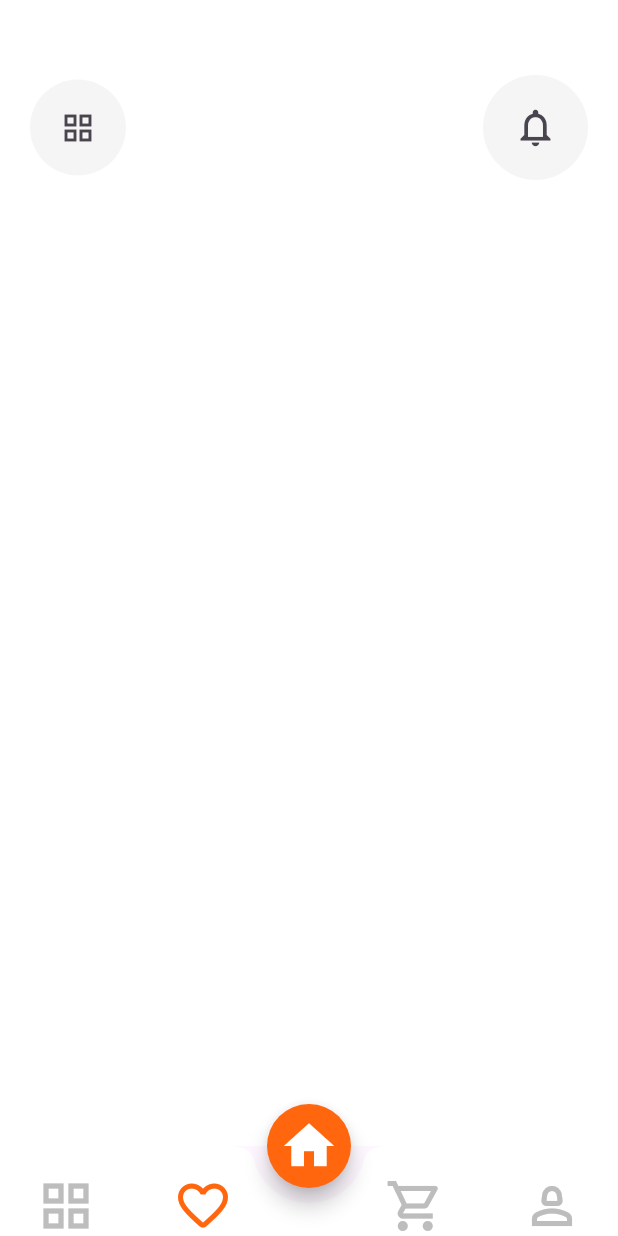
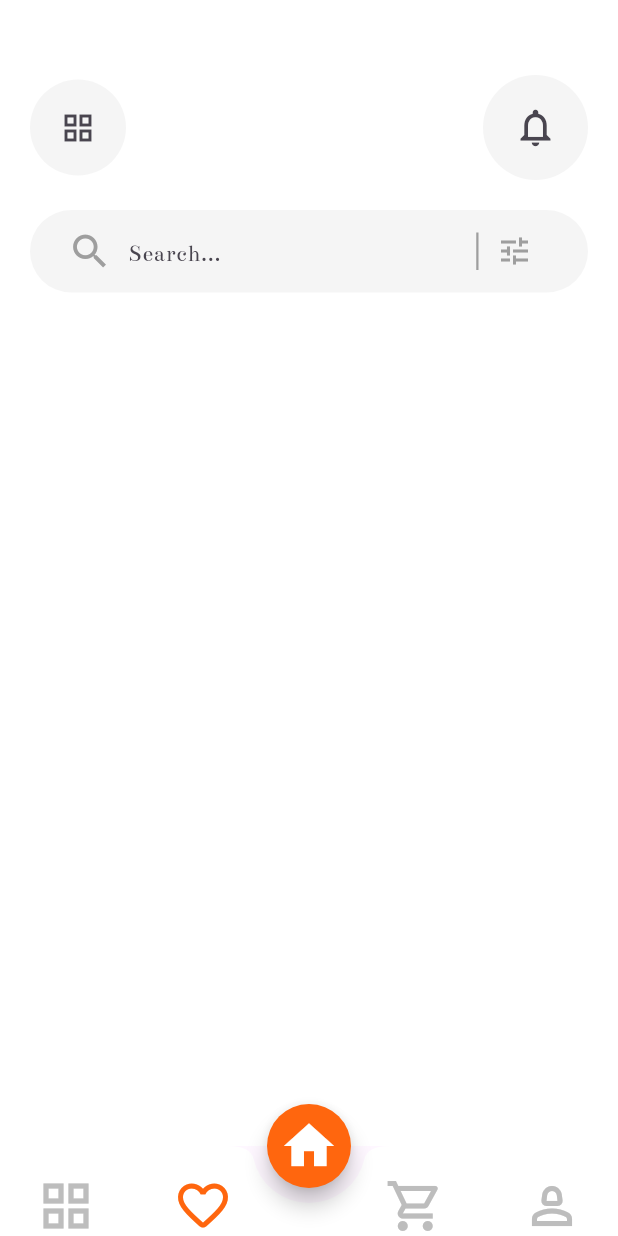
Before and after one commit to saadriia/storeApp, a Flutter app: the screen it shows after launch, on a phone screen of 412 x 824 dp. Run offline on Flutter 3.47's test engine with Material 3 defaults, Android fonts, the phone set to English and light mode, and no system bars.

Commit message:
finsh searh Bar

```diff
--- a/lib/main.dart
+++ b/lib/main.dart
@@ -18,5 +18,6 @@ class Appstore extends StatelessWidget {
         fontFamily: 'Bentham',
       ),
       home: const BottomNavBar(),
+
     );
   }
--- a/lib/screens/Home/homeScreen.dart
+++ b/lib/screens/Home/homeScreen.dart
@@ -1,6 +1,7 @@
 import 'package:flutter/material.dart';
 
 import 'widgets/home_App_bar.dart';
+import 'widgets/searchBar.dart';
 
 class HomeScreen extends StatefulWidget {
   const HomeScreen({super.key});
@@ -24,7 +25,7 @@ crossAxisAlignment: CrossAxisAlignment.start
 
               CustomAppBar(),
                   SizedBox(height:20),
-
+MySearchBar(),
 ],
           ),
         ),
--- a/lib/screens/Home/widgets/searchBar.dart
+++ b/lib/screens/Home/widgets/searchBar.dart
@@ -1,4 +1,5 @@
 import 'package:flutter/material.dart';
+import 'package:shopiphy/screens/constants.dart';
 
 class MySearchBar extends StatelessWidget {
   const MySearchBar({super.key});
@@ -9,10 +10,31 @@ class MySearchBar extends StatelessWidget {
       height: 55,
       width: double.infinity,
       decoration: BoxDecoration(
-        borderRadius: BorderRadius.circular(3),
+        color:kcontentColor,
+        borderRadius: BorderRadius.circular(30),
       ),
-      padding:const EdgeInsets.symmetric(horizontal: 25,vertical: 5) ,
+      padding: const EdgeInsets.symmetric(horizontal: 25, vertical: 5),
+      child:   Row(
+        children: [
+          const Icon(
+            Icons.search,
+            color: Colors.grey,
+            size: 30,
+          ),
+          const SizedBox(width: 10),
+          const Flexible(
+            flex: 4,
+            child: TextField(
+              decoration: InputDecoration(hintText: "Search...", border: InputBorder.none),
+            ),
+          ),
+          Container(
+            height: 25, width: 1.5,color: Colors.grey,
+          ),
+          IconButton(onPressed: (){}, icon: Icon(Icons.tune,color: Colors.grey,),)
 
+        ],
+      ),
     );
   }
 }
```
